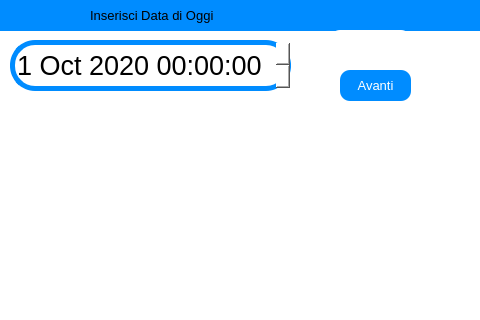
The window that view/inserisci_data_di_oggi_window.ui (ISacchitella/MicroOne_v1.1) describes before a commit, drawn with Qt 5.
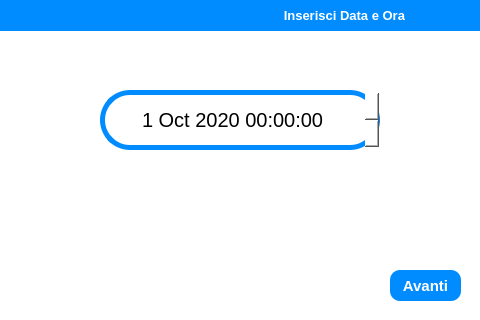
The same window after the commit. Icons and pictures are not drawn.

```diff
--- a/view/inserisci_data_di_oggi_window.ui
+++ b/view/inserisci_data_di_oggi_window.ui
@@ -35,31 +35,36 @@
   <widget class="QLabel" name="label">
    <property name="geometry">
     <rect>
-     <x>90</x>
+     <x>195</x>
      <y>0</y>
-     <width>151</width>
+     <width>210</width>
      <height>31</height>
     </rect>
    </property>
    <property name="font">
     <font>
+     <family>Segoe UI</family>
      <pointsize>10</pointsize>
-     <weight>50</weight>
-     <bold>false</bold>
+     <weight>75</weight>
+     <bold>true</bold>
     </font>
    </property>
    <property name="styleSheet">
-    <string notr="true">color: rgb(0, 0, 0);
-background-color: rgb(0, 140, 255);</string>
+    <string notr="true">background-color: rgb(0, 140, 255);
+
+color: rgb(255, 255, 255);</string>
    </property>
    <property name="text">
-    <string>Inserisci Data di Oggi</string>
+    <string>Inserisci Data e Ora</string>
+   </property>
+   <property name="alignment">
+    <set>Qt::AlignRight|Qt::AlignTrailing|Qt::AlignVCenter</set>
    </property>
   </widget>
   <widget class="QPushButton" name="cancel_btn_">
    <property name="geometry">
     <rect>
-     <x>0</x>
+     <x>390</x>
      <y>0</y>
      <width>81</width>
      <height>31</height>
@@ -89,15 +94,18 @@
   <widget class="QPushButton" name="avanti_btn">
    <property name="geometry">
     <rect>
-     <x>340</x>
-     <y>70</y>
+     <x>390</x>
+     <y>270</y>
      <width>71</width>
      <height>31</height>
     </rect>
    </property>
    <property name="font">
     <font>
-     <pointsize>10</pointsize>
+     <family>Segoe UI</family>
+     <pointsize>11</pointsize>
+     <weight>75</weight>
+     <bold>true</bold>
     </font>
    </property>
    <property name="styleSheet">
@@ -116,15 +124,16 @@
    </property>
    <property name="geometry">
     <rect>
-     <x>10</x>
-     <y>40</y>
-     <width>281</width>
-     <height>51</height>
+     <x>100</x>
+     <y>90</y>
+     <width>280</width>
+     <height>60</height>
     </rect>
    </property>
    <property name="font">
     <font>
-     <pointsize>20</pointsize>
+     <family>Segoe UI</family>
+     <pointsize>15</pointsize>
      <weight>50</weight>
      <bold>false</bold>
     </font>
@@ -151,12 +160,15 @@
      QDateTimeEdit {
      color: rgb(0, 0, 0);
 	background-color: rgb(255, 255, 255);
-     border-radius:25px;
+     border-radius:30px;
 border: 5px solid rgb(0,140,255);
 
 
 }</string>
    </property>
+   <property name="alignment">
+    <set>Qt::AlignCenter</set>
+   </property>
    <property name="dateTime">
     <datetime>
      <hour>0</hour>
@@ -171,8 +183,8 @@
   <widget class="QPushButton" name="keyboard_btn">
    <property name="geometry">
     <rect>
-     <x>330</x>
-     <y>30</y>
+     <x>200</x>
+     <y>160</y>
      <width>81</width>
      <height>31</height>
     </rect>
@@ -196,6 +208,33 @@
      <normaloff>:/keyboard/res/keyboard_icon.png</normaloff>:/keyboard/res/keyboard_icon.png</iconset>
    </property>
   </widget>
+  <widget class="QPushButton" name="pushButton">
+   <property name="geometry">
+    <rect>
+     <x>0</x>
+     <y>0</y>
+     <width>171</width>
+     <height>28</height>
+    </rect>
+   </property>
+   <property name="styleSheet">
+    <string notr="true">image: url(:/microone_logo/res/Microne Bianco.png);
+background-color: rgb(0, 140, 255);</string>
+   </property>
+   <property name="text">
+    <string/>
+   </property>
+   <property name="flat">
+    <bool>true</bool>
+   </property>
+  </widget>
+  <zorder>label_5</zorder>
+  <zorder>cancel_btn_</zorder>
+  <zorder>avanti_btn</zorder>
+  <zorder>data_oggi_dateTimeEdit</zorder>
+  <zorder>keyboard_btn</zorder>
+  <zorder>pushButton</zorder>
+  <zorder>label</zorder>
  </widget>
  <resources>
   <include location="img_resources.qrc"/>
```
Left out of the diff: 2 changed lines with no effect on the pictures.
